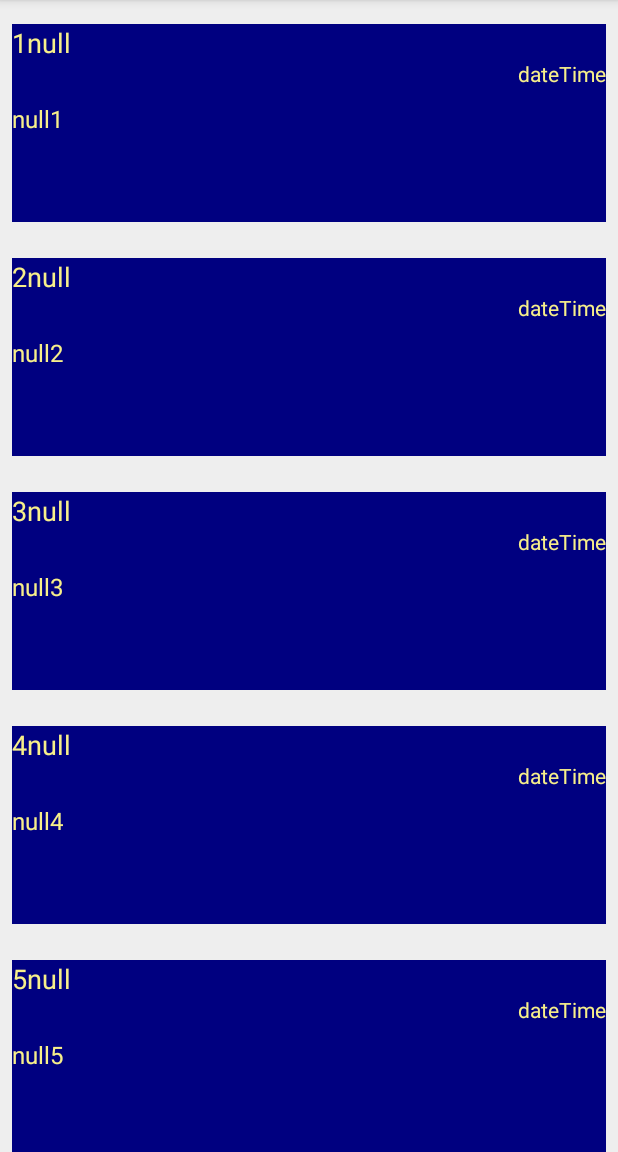
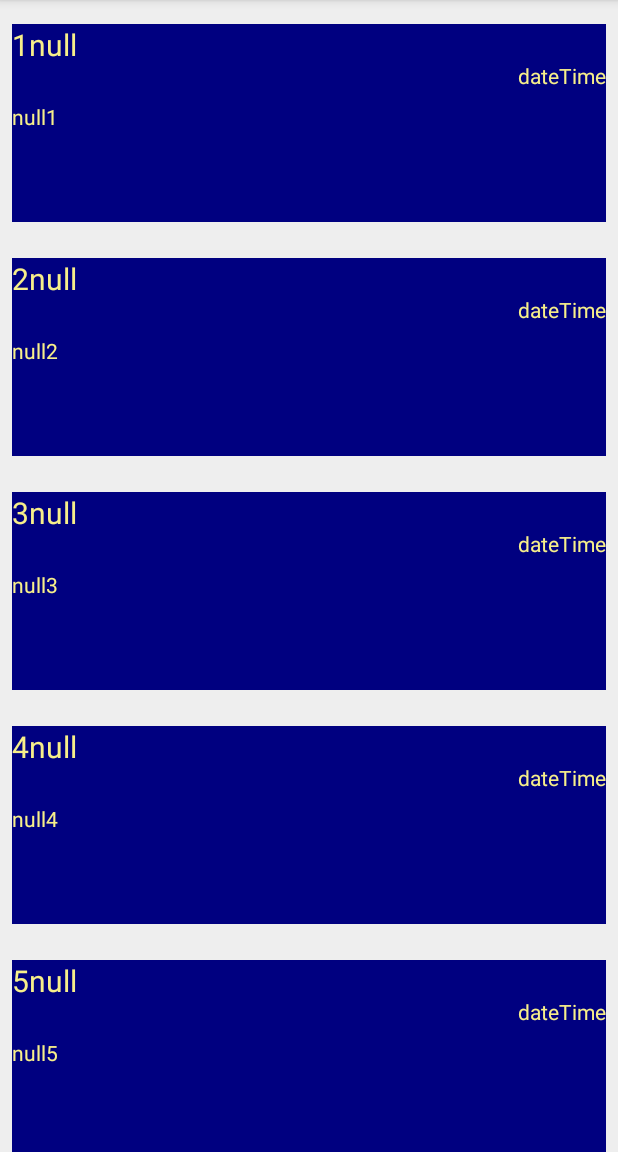
Before and after one commit to quananhle/OOP-and-Android-App-Development, an Android app: the screen it shows after launch (MainActivity), on a phone screen of 412 x 824 dp, the part 84-1236 px from its top. Run offline under Robolectric (Android 15) with nearby library versions, the phone set to English and light mode, and no system bars.

Commit message:
no message

```diff
--- a/Android-App-Developer/App/MultiNotesPad/app/src/main/res/layout/note_entry.xml
+++ b/Android-App-Developer/App/MultiNotesPad/app/src/main/res/layout/note_entry.xml
@@ -22,7 +22,7 @@
         android:text="Title"
         android:textColor="@color/noteTextColor"
         android:textColorHighlight="@color/noteTextHighlight"
-        android:textSize="18sp"
+        android:textSize="20sp"
         app:layout_constraintEnd_toEndOf="parent"
         app:layout_constraintStart_toStartOf="parent"
         app:layout_constraintTop_toTopOf="parent"
@@ -40,7 +40,7 @@
         android:textAlignment="textStart"
         android:textColor="@color/noteTextColor"
         android:textColorHighlight="@color/noteTextHighlight"
-        android:textSize="16sp"
+        android:textSize="14sp"
         app:layout_constraintEnd_toEndOf="parent"
         app:layout_constraintStart_toStartOf="parent"
         app:layout_constraintTop_toTopOf="parent" />
@@ -56,6 +56,7 @@
         android:textAlignment="textEnd"
         android:textColor="@color/noteTextColor"
         android:textColorHighlight="@color/noteTextHighlight"
+        android:textSize="14sp"
         app:layout_constraintBottom_toTopOf="@+id/noteDescription"
         app:layout_constraintEnd_toEndOf="parent"
         app:layout_constraintStart_toStartOf="parent"
```
